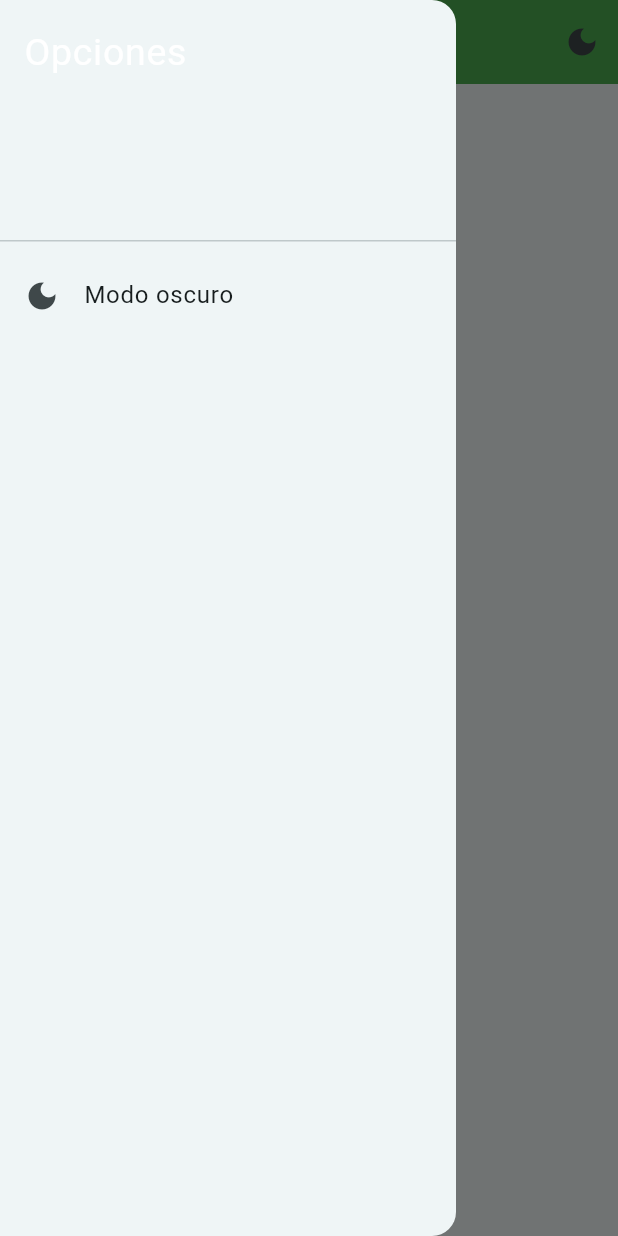
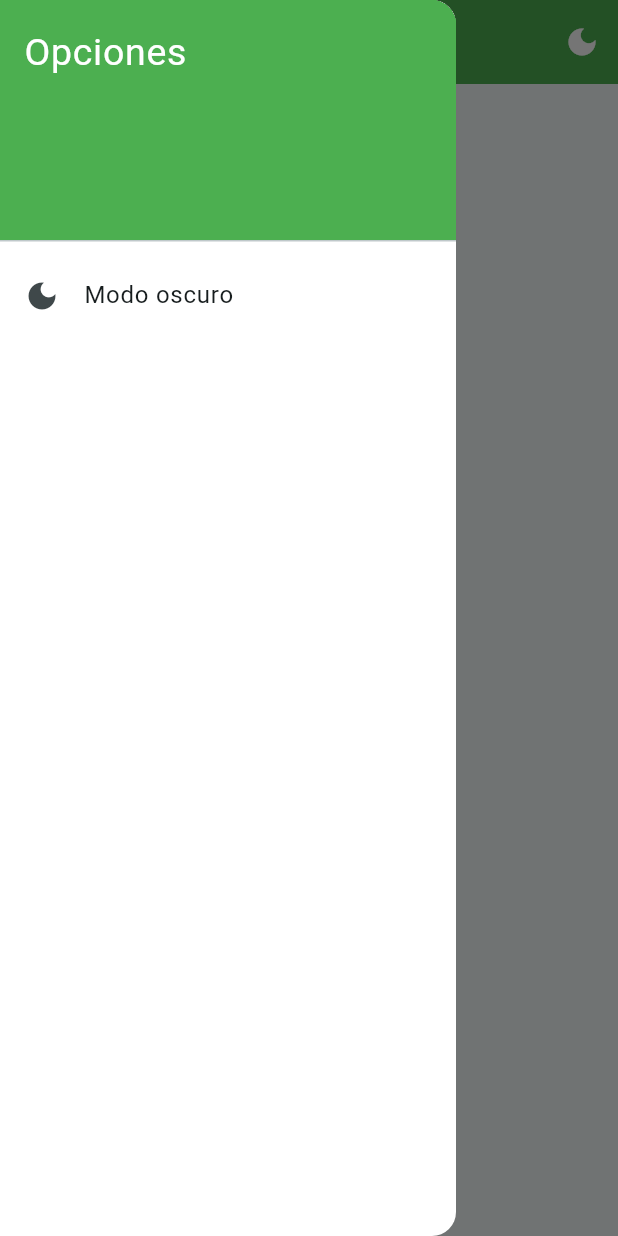
Before and after one commit to ElEdwinJSH/luz_verde_proyecto, a Flutter app: the screen it shows after launch, with the side drawer open, on a phone screen of 412 x 824 dp. Run offline on Flutter 3.47's test engine with Material 2 defaults, Android fonts, the phone set to English and light mode, and no system bars; our stand-ins replace flutter_slidable, sqflite, video_player; missing offline and left inert: dart:ffi; accounts and stored records are empty.

Commit message:
Tema oscuro arreglado y nav drawer simplificado

```diff
--- a/lib/screens/agregar_dispositivo_screen.dart
+++ b/lib/screens/agregar_dispositivo_screen.dart
@@ -155,7 +155,15 @@ themeSetter(changeTheme) {
         )
       : ThemeData(
           useMaterial3: true,
-          appBarTheme: AppBarTheme(backgroundColor: Colors.green),
+          appBarTheme: const AppBarTheme(
+              backgroundColor: Colors.green,
+              titleTextStyle: TextStyle(
+                color: Colors.white,
+                fontSize: 22,
+              )),
+          iconButtonTheme: const IconButtonThemeData(
+              style: ButtonStyle(
+                  iconColor: MaterialStatePropertyAll(Colors.white))),
           colorScheme: ColorScheme.fromSeed(
             seedColor: Colors.white,
             brightness: Brightness.light,
--- a/lib/screens/calculadora_screen.dart
+++ b/lib/screens/calculadora_screen.dart
@@ -1,3 +1,5 @@
+import 'dart:ffi';
+
 import 'package:flutter/material.dart';
 import 'package:luz_verde_proyecto/providers/change_theme_provider.dart';
 import 'package:luz_verde_proyecto/providers/list_carga_electrica.dart';
@@ -40,7 +42,7 @@ class _CalculadoraScreenState extends State<CalculadoraScreen> {
                 },
               )
             ],
-            /*backgroundColor: Colors.green*/
+            //backgroundColor: Colors.green
           ),
           body: Column(
             children: [
@@ -83,6 +85,7 @@ class _CalculadoraScreenState extends State<CalculadoraScreen> {
               seedColor: Colors.white,
               brightness: Brightness.dark,
             ),
+            drawerTheme: DrawerThemeData(backgroundColor: Colors.white),
             elevatedButtonTheme: ElevatedButtonThemeData(
               style: ButtonStyle(
                 backgroundColor:
@@ -95,7 +98,16 @@ class _CalculadoraScreenState extends State<CalculadoraScreen> {
           )
         : ThemeData(
             useMaterial3: true,
-            appBarTheme: AppBarTheme(backgroundColor: Colors.green),
+            appBarTheme: const AppBarTheme(
+                backgroundColor: Colors.green,
+                titleTextStyle: TextStyle(
+                  color: Colors.white,
+                  fontSize: 22,
+                )),
+            drawerTheme: const DrawerThemeData(backgroundColor: Colors.white),
+            iconButtonTheme: const IconButtonThemeData(
+                style: ButtonStyle(
+                    iconColor: MaterialStatePropertyAll(Colors.white))),
             colorScheme: ColorScheme.fromSeed(
               seedColor: Colors.white,
               brightness: Brightness.light,
@@ -111,7 +123,7 @@ class _CalculadoraScreenState extends State<CalculadoraScreen> {
           );
   }
 /*
-  // Función para agregar un dispositivo
+  // Función para agregar un dispositivWo
   void _agregarDispositivo(BuildContext context) async {
     final result =
         await Navigator.of(context).pushNamed('/agregar_dispositivo');
@@ -129,3 +141,42 @@ class _CalculadoraScreenState extends State<CalculadoraScreen> {
   }
   */
 }
+
+class NavDrawer extends StatelessWidget {
+  const NavDrawer({super.key});
+
+  @override
+  Widget build(BuildContext context) {
+    final changeTheme = Provider.of<ChangeTheme>(context);
+    return Drawer(
+      child: ListView(
+        padding: EdgeInsets.zero,
+        children: <Widget>[
+          DrawerHeader(
+            decoration: BoxDecoration(
+                color: changeTheme.isdarktheme
+                    ? Colors.green.shade900
+                    : Colors.green
+                /*image: DecorationImage(
+                fit: BoxFit.fill,
+                image: AssetImage('assets/images/cover.jpg'),
+              ), */
+                ),
+            child: const Text(
+              'Opciones',
+              style: TextStyle(
+                color: Colors.white,
+                fontSize: 25,
+              ),
+            ),
+          ),
+          ListTile(
+            leading: Icon(Icons.dark_mode_sharp),
+            title: Text('Modo oscuro'),
+            onTap: () => {},
+          ),
+        ],
+      ),
+    );
+  }
+}
--- a/lib/widgets/nav_drawer.dart
+++ /dev/null
@@ -1,37 +0,0 @@
-import 'package:flutter/material.dart';
-
-class NavDrawer extends StatelessWidget {
-  const NavDrawer({super.key});
-
-  @override
-  Widget build(BuildContext context) {
-    return Drawer(
-      child: ListView(
-        padding: EdgeInsets.zero,
-        children: <Widget>[
-          const DrawerHeader(
-            decoration: BoxDecoration(
-                //color: Colors.green,
-                /* image: DecorationImage(
-                fit: BoxFit.fill,
-                image: AssetImage('assets/images/cover.jpg'),
-              ),*/
-                ),
-            child: Text(
-              'Opciones',
-              style: TextStyle(
-                color: Colors.white,
-                fontSize: 25,
-              ),
-            ),
-          ),
-          ListTile(
-            leading: Icon(Icons.dark_mode_sharp),
-            title: Text('Modo oscuro'),
-            onTap: () => {},
-          ),
-        ],
-      ),
-    );
-  }
-}
--- a/lib/widgets/widgets.dart
+++ b/lib/widgets/widgets.dart
@@ -1,2 +1,2 @@
 export 'package:luz_verde_proyecto/widgets/splash_screen.dart';
-export 'package:luz_verde_proyecto/widgets/nav_drawer.dart';
+export 'package:luz_verde_proyecto/widgets/carga_item.dart';
```
